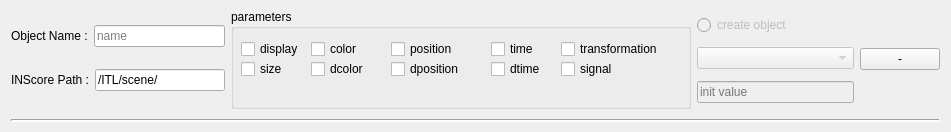
Old version of the form forms/inscoreline.ui in the repository nvuaille/iscore-INScoreCT.
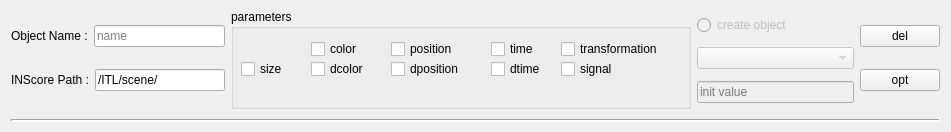
New version of the form.

The edit to the form file:
```diff
--- a/forms/inscoreline.ui
+++ b/forms/inscoreline.ui
@@ -99,19 +99,6 @@
          <property name="title">
           <string>parameters</string>
          </property>
-         <widget class="QCheckBox" name="display">
-          <property name="geometry">
-           <rect>
-            <x>10</x>
-            <y>30</y>
-            <width>71</width>
-            <height>20</height>
-           </rect>
-          </property>
-          <property name="text">
-           <string>display</string>
-          </property>
-         </widget>
          <widget class="QCheckBox" name="size">
           <property name="geometry">
            <rect>
@@ -350,11 +337,22 @@
         </layout>
        </item>
        <item>
+        <layout class="QVBoxLayout" name="verticalLayout_4">
+         <item>
         <widget class="QPushButton" name="removeButton">
          <property name="text">
-          <string>-</string>
-         </property>
-        </widget>
+            <string>del</string>
+           </property>
+          </widget>
+         </item>
+         <item>
+          <widget class="QPushButton" name="pushButton">
+           <property name="text">
+            <string>opt</string>
+           </property>
+          </widget>
+         </item>
+        </layout>
        </item>
       </layout>
      </item>
```
Lines whose indentation alone changed are shown as unchanged.
